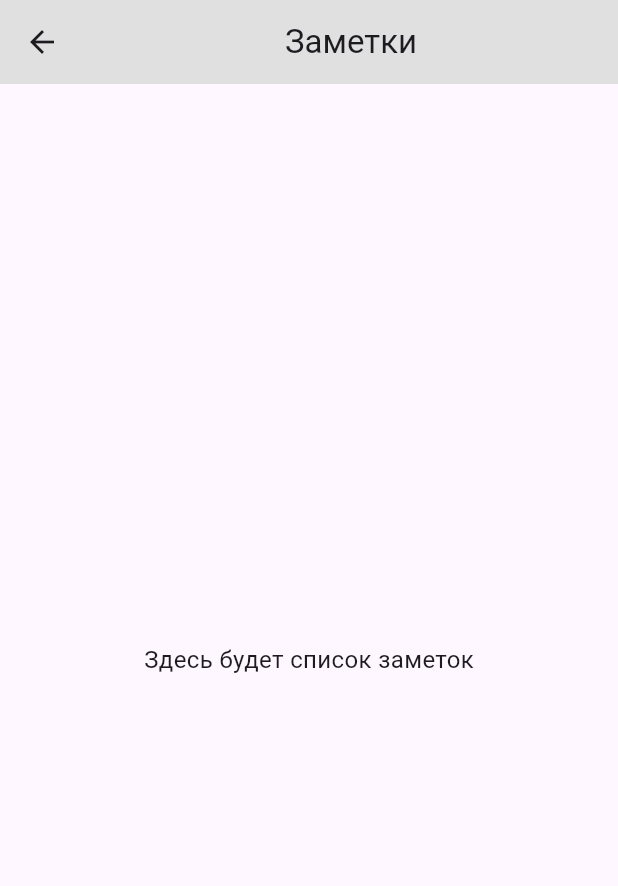
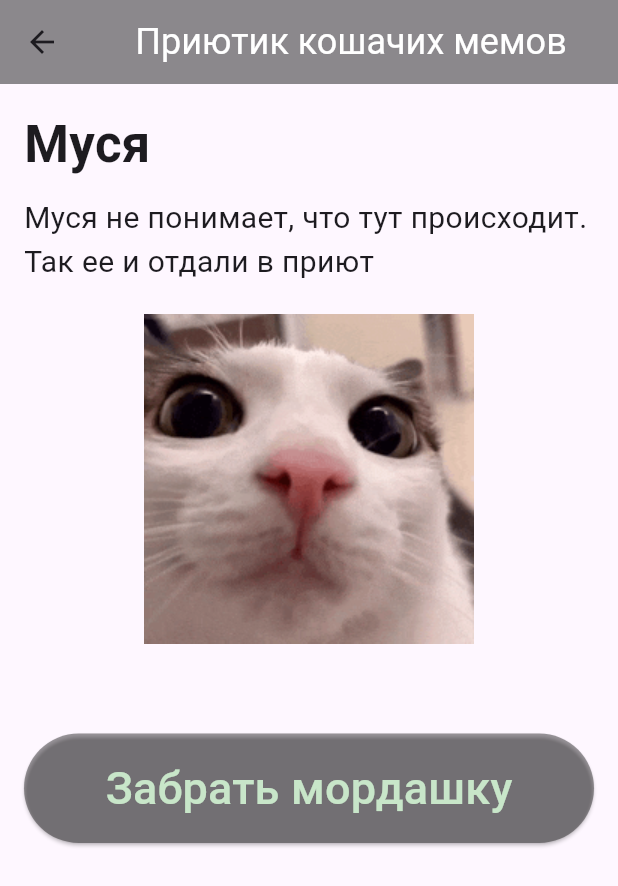
Before and after one commit to Rudolf31/pcs_sem5_pr5, a Flutter app: the screen it shows after launch, after a tap on "Муся", on a phone screen of 412 x 824 dp. Shown: the top 886 px of the screen. Run offline on Flutter 3.47's test engine with Material 3 defaults, Android fonts, the phone set to English and light mode, and no system bars.

Commit message:
final version

```diff
--- a/lib/components/item_note.dart
+++ b/lib/components/item_note.dart
@@ -12,7 +12,12 @@ class ItemNote extends StatelessWidget {
     return Padding(
       padding: const EdgeInsets.all(20.0),
       child: GestureDetector(
-        onTap: () => Navigator.push(context, MaterialPageRoute(builder: (context) => NotePage())),
+        onTap: () => Navigator.push(
+          context,
+          MaterialPageRoute(
+            builder: (context) => NotePage(note: notes),
+          ),
+        ),
         child: Container(
           decoration: BoxDecoration(
             color: const Color.fromARGB(205, 43, 63, 49),
--- a/lib/pages/note_page.dart
+++ b/lib/pages/note_page.dart
@@ -1,18 +1,67 @@
 import 'package:flutter/material.dart';
 
+import '../models/note.dart';
+
 class NotePage extends StatelessWidget {
-  const NotePage({super.key});
+  final Note note;
+
+  const NotePage({super.key, required this.note});
 
   @override
   Widget build(BuildContext context) {
     return Scaffold(
       appBar: AppBar(
-        backgroundColor: Colors.grey[300],
-        title: const Center(child: Text('Заметки')),
+        backgroundColor: Colors.black45,
+        titleTextStyle: const TextStyle(
+          color: Colors.white,
+          fontSize: 24,
+        ),
+        title: const Center(child: Text('Приютик кошачих мемов')),
       ),
-      body: const Center(
-        child: Text(
-          'Здесь будет список заметок', style: TextStyle(fontSize: 16),),
+      body: Padding(
+        padding: const EdgeInsets.all(16.0),
+        child: Column(
+          crossAxisAlignment: CrossAxisAlignment.start,
+          children: [
+            Text(
+              note.title,
+              style: const TextStyle(fontSize: 34, fontWeight: FontWeight.bold),
+            ),
+            const SizedBox(height: 10),
+            Text(
+              note.description,
+              style: const TextStyle(fontSize: 20),
+            ),
+            const SizedBox(height: 20),
+            Center(
+              child: Image(
+                image: AssetImage(note.photo_id),
+              ),
+            ),
+            const SizedBox(height: 60),
+            Center(
+              child: SizedBox(
+                width: double.infinity,
+                child: ElevatedButton(
+                  style: ButtonStyle(
+                    backgroundColor: MaterialStateProperty.all(Colors.black38),
+                    padding: MaterialStateProperty.all(const EdgeInsets.all(15)),
+                  ),
+                  onPressed: () {
+                    Navigator.of(context).pop();
+                    ScaffoldMessenger.of(context).showSnackBar(
+                      const SnackBar(
+                        content: Text('Вы забрали мордашку!', style: TextStyle(fontSize: 24),),
+                        backgroundColor: Colors.green,
+                      ),
+                    );
+                  },
+                  child: Text('Забрать мордашку', style: TextStyle(fontSize: 30, color: Colors.green[100]),),
+                ),
+              ),
+            ),
+          ],
+        ),
       ),
     );
   }
```
Also changed, not shown: 2 other files.
